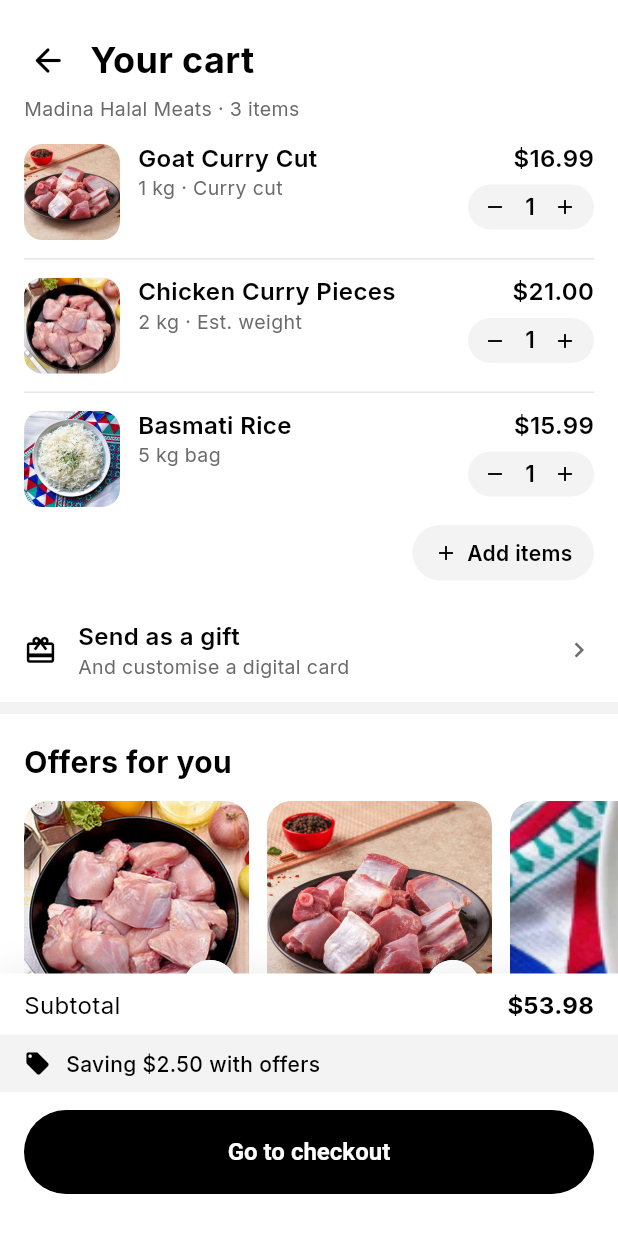
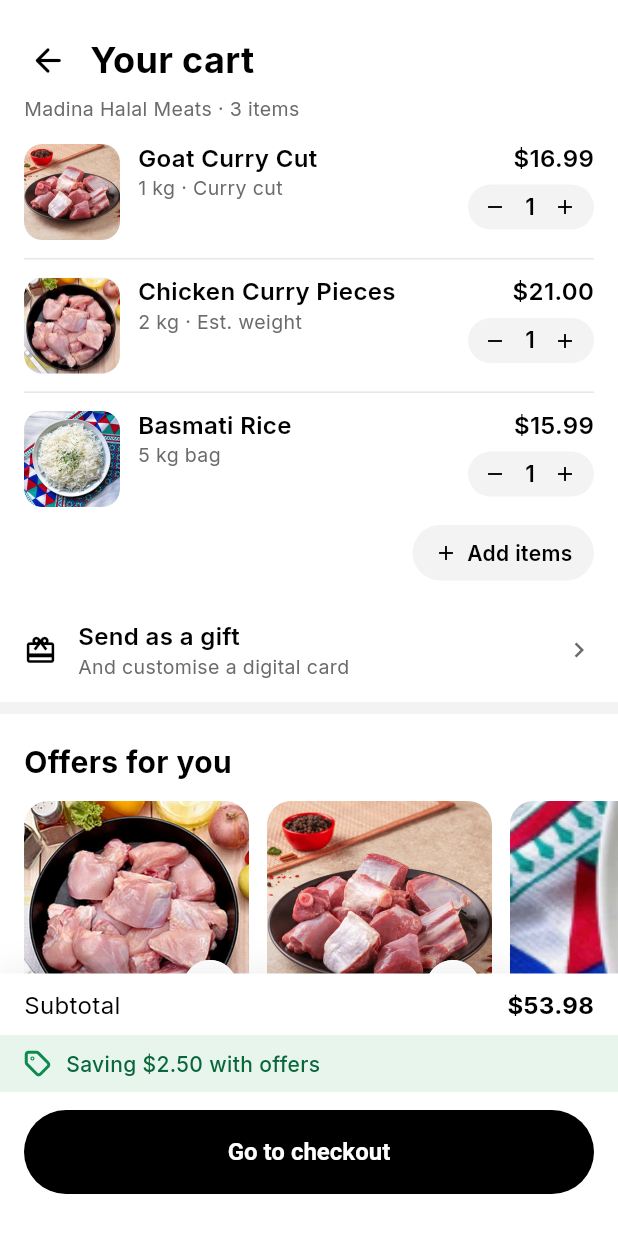
Before and after one commit to deburgermaster-afk/grocerra-a3b6b642, a Flutter app: the CartScreen screen opened by its route, on a phone screen of 412 x 824 dp. Shown: the top 1233 px of the screen. Run offline on Flutter 3.47's test engine with Material 3 defaults, Android fonts, the phone set to English and light mode, and no system bars; our stand-ins replace flutter_svg, geolocator, shared_preferences, supabase_flutter, web; missing offline and left inert: dart:js_interop, dart:ui_web; accounts and stored records are empty; project files that could hold a hidden picture were left out.

Commit message:
Cart page savings banner: match Figma R4 component (mint #e8f5ed surface, green #0e8a4f tag, dark-green #0a663b label), same as the checkout bottom action bar

```diff
--- a/apps/mobile/lib/features/shop/presentation/cart_screen.dart
+++ b/apps/mobile/lib/features/shop/presentation/cart_screen.dart
@@ -4,6 +4,7 @@ import 'package:flutter/services.dart';
 import '../../../core/cart/cart_controller.dart';
 import '../../../core/cart/cart_item.dart';
 import '../../../core/theme/app_theme.dart';
+import '../../../core/widgets/app_icon.dart';
 import '../../../core/widgets/app_insets.dart';
 import '../../../core/widgets/tag_pill.dart';
 
@@ -422,14 +423,15 @@ class CartScreen extends StatelessWidget {
               ],
             ),
           ),
-          // Savings banner 390×38 #f3f3f3, square corners.
+          // Savings banner 390×38 mint `#e8f5ed` (Figma `R4` › Savings
+          // banner): green tag `#0e8a4f`, dark-green label `#0a663b`.
           Container(
             height: 38,
-            color: AppColors.surfaceAlt,
+            color: AppColors.promoSurface,
             padding: const EdgeInsets.symmetric(horizontal: 16),
             child: const Row(
               children: <Widget>[
-                Icon(Icons.local_offer, size: 18, color: AppColors.ink),
+                AppIcon('tag', size: 18, color: AppColors.promoIcon),
                 SizedBox(width: 10),
                 Text(
                   'Saving \$2.50 with offers',
@@ -437,7 +439,7 @@ class CartScreen extends StatelessWidget {
                     fontSize: 14,
                     height: 17 / 14,
                     fontWeight: FontWeight.w500,
-                    color: AppColors.ink,
+                    color: AppColors.promoText,
                   ),
                 ),
               ],
```
